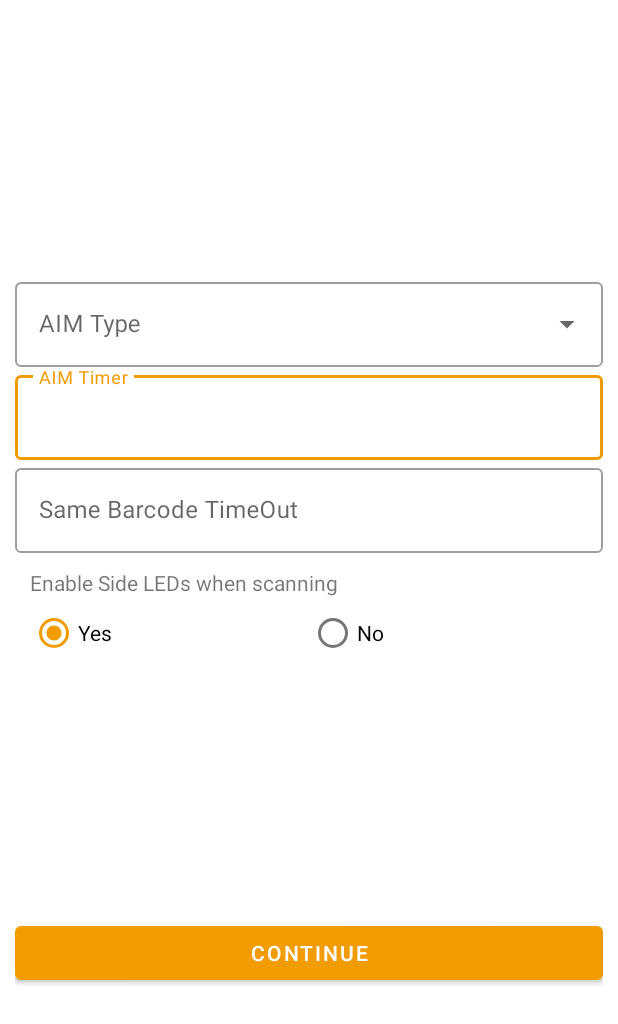
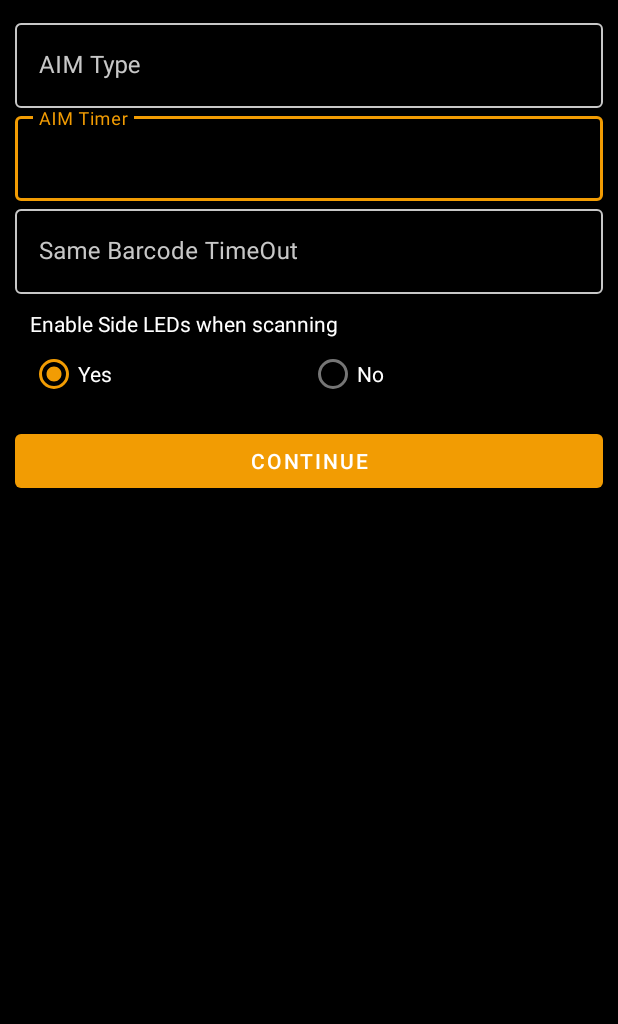
Before and after one commit to ZebraDevs/kotlin-ws50-parcels-demo, an Android app: the SettingsActivity screen opened directly, with no data from a screen before it, on a phone screen of 412 x 824 dp. Shown: the top 1024 px of the screen. Run offline under Robolectric (Android 15) with nearby library versions, the phone set to English and light mode, and no system bars.

Commit message:
Use only the layouts for the WS50
Signed-off-by: Calin Neamtu <nilac8991@gmail.com>

```diff
--- a/app/src/main/res/layout-small/activity_settings.xml
+++ /dev/null
@@ -1,133 +0,0 @@
-<?xml version="1.0" encoding="utf-8"?>
-<FrameLayout xmlns:android="http://schemas.android.com/apk/res/android"
-    xmlns:app="http://schemas.android.com/apk/res-auto"
-    xmlns:tools="http://schemas.android.com/tools"
-    android:layout_width="match_parent"
-    android:layout_height="match_parent"
-    android:background="@color/black"
-    android:padding="10dp">
-
-    <ScrollView
-        android:layout_width="match_parent"
-        android:layout_height="match_parent">
-
-        <LinearLayout
-            android:layout_width="match_parent"
-            android:layout_height="wrap_content"
-            android:orientation="vertical">
-
-            <com.google.android.material.textfield.TextInputLayout
-                android:id="@+id/input_aim_type_layout"
-                style="@style/Widget.MaterialComponents.TextInputLayout.OutlinedBox.ExposedDropdownMenu"
-                android:layout_width="match_parent"
-                android:layout_height="wrap_content"
-                android:hint="@string/setting_aim_type"
-                android:textColorHint="@color/light_gray"
-                app:boxBackgroundColor="@android:color/transparent"
-                app:boxStrokeColor="@color/textinput_stroke_background_color">
-
-                <AutoCompleteTextView
-                    android:id="@+id/input_aim_type"
-                    android:layout_width="match_parent"
-                    android:layout_height="wrap_content"
-                    android:focusableInTouchMode="false"
-                    android:textColor="@color/white" />
-            </com.google.android.material.textfield.TextInputLayout>
-
-            <com.google.android.material.textfield.TextInputLayout
-                android:id="@+id/input_aim_timer_layout"
-                style="@style/Widget.MaterialComponents.TextInputLayout.OutlinedBox"
-                android:layout_width="match_parent"
-                android:layout_height="wrap_content"
-                android:hint="@string/setting_aim_timer_timeout"
-                android:textColorHint="@color/light_gray"
-                app:boxBackgroundColor="@android:color/transparent"
-                app:boxStrokeColor="@color/textinput_stroke_background_color">
-
-                <EditText
-                    android:id="@+id/input_aim_timer"
-                    android:layout_width="match_parent"
-                    android:layout_height="wrap_content"
-                    android:inputType="number"
-                    android:textColor="@color/white" />
-            </com.google.android.material.textfield.TextInputLayout>
-
-            <com.google.android.material.textfield.TextInputLayout
-                android:id="@+id/input_same_barcode_timeout_layout"
-                style="@style/Widget.MaterialComponents.TextInputLayout.OutlinedBox"
-                android:layout_width="match_parent"
-                android:layout_height="wrap_content"
-                android:hint="@string/setting_aim_same_barcode_timeout"
-                android:textColorHint="@color/light_gray"
-                app:boxBackgroundColor="@android:color/transparent"
-                app:boxStrokeColor="@color/textinput_stroke_background_color">
-
-                <EditText
-                    android:id="@+id/input_same_barcode_timeout"
-                    android:layout_width="match_parent"
-                    android:layout_height="wrap_content"
-                    android:inputType="number"
-                    android:textColor="@color/white" />
-            </com.google.android.material.textfield.TextInputLayout>
-
-            <LinearLayout
-                android:id="@+id/enable_led_chk_container"
-                android:layout_width="match_parent"
-                android:layout_height="wrap_content"
-                android:orientation="vertical"
-                android:padding="10dp"
-                app:layout_constraintBottom_toBottomOf="parent"
-                app:layout_constraintStart_toStartOf="parent"
-                app:layout_constraintTop_toTopOf="parent">
-
-                <TextView
-                    android:layout_width="match_parent"
-                    android:layout_height="wrap_content"
-                    android:gravity="center_vertical"
-                    android:text="@string/setting_enable_led_on_scanning"
-                    android:textColor="@color/white"
-                    android:textSize="14sp" />
-
-                <RadioGroup
-                    android:id="@+id/use_leds_radio_group"
-                    android:layout_width="match_parent"
-                    android:layout_height="wrap_content"
-                    android:orientation="horizontal">
-
-                    <com.google.android.material.radiobutton.MaterialRadioButton
-                        android:id="@+id/use_leds_choice_yes_radio"
-                        android:layout_width="0dp"
-                        android:layout_height="wrap_content"
-                        android:layout_weight="1"
-                        android:background="@null"
-                        android:checked="true"
-                        android:text="Yes"
-                        android:textColor="@color/white"
-                        android:textSize="14sp" />
-
-                    <com.google.android.material.radiobutton.MaterialRadioButton
-                        android:id="@+id/use_leds_choice_no_radio"
-                        android:layout_width="0dp"
-                        android:layout_height="wrap_content"
-                        android:layout_weight="1"
-                        android:background="@null"
-                        android:text="No"
-                        android:textColor="@color/white"
-                        android:textSize="14sp" />
-                </RadioGroup>
-
-            </LinearLayout>
-
-            <Button
-                android:id="@+id/continue_button"
-                android:layout_width="match_parent"
-                android:layout_height="wrap_content"
-                android:text="Continue"
-                app:layout_constraintBottom_toBottomOf="parent"
-                app:layout_constraintTop_toBottomOf="@+id/enable_led_chk_container"
-                tools:layout_editor_absoluteX="10dp" />
-
-        </LinearLayout>
-
-    </ScrollView>
-</FrameLayout>
--- a/app/src/main/res/layout/activity_settings.xml
+++ b/app/src/main/res/layout/activity_settings.xml
@@ -1,10 +1,20 @@
 <?xml version="1.0" encoding="utf-8"?>
-<androidx.constraintlayout.widget.ConstraintLayout xmlns:android="http://schemas.android.com/apk/res/android"
+<FrameLayout xmlns:android="http://schemas.android.com/apk/res/android"
     xmlns:app="http://schemas.android.com/apk/res-auto"
     xmlns:tools="http://schemas.android.com/tools"
     android:layout_width="match_parent"
     android:layout_height="match_parent"
+    android:background="@color/black"
     android:padding="10dp">
+
+    <ScrollView
+        android:layout_width="match_parent"
+        android:layout_height="match_parent">
+
+        <LinearLayout
+            android:layout_width="match_parent"
+            android:layout_height="wrap_content"
+            android:orientation="vertical">
 
             <com.google.android.material.textfield.TextInputLayout
                 android:id="@+id/input_aim_type_layout"
@@ -12,16 +22,16 @@
                 android:layout_width="match_parent"
                 android:layout_height="wrap_content"
                 android:hint="@string/setting_aim_type"
+                android:textColorHint="@color/light_gray"
                 app:boxBackgroundColor="@android:color/transparent"
-        app:layout_constraintBottom_toTopOf="@id/input_aim_timer_layout"
-        app:layout_constraintEnd_toEndOf="parent"
-        app:layout_constraintStart_toStartOf="parent">
+                app:boxStrokeColor="@color/textinput_stroke_background_color">
 
                 <AutoCompleteTextView
                     android:id="@+id/input_aim_type"
                     android:layout_width="match_parent"
                     android:layout_height="wrap_content"
-            android:focusableInTouchMode="false" />
+                    android:focusableInTouchMode="false"
+                    android:textColor="@color/white" />
             </com.google.android.material.textfield.TextInputLayout>
 
             <com.google.android.material.textfield.TextInputLayout
@@ -30,16 +40,16 @@
                 android:layout_width="match_parent"
                 android:layout_height="wrap_content"
                 android:hint="@string/setting_aim_timer_timeout"
+                android:textColorHint="@color/light_gray"
                 app:boxBackgroundColor="@android:color/transparent"
-        app:layout_constraintBottom_toTopOf="@+id/input_same_barcode_timeout_layout"
-        app:layout_constraintEnd_toEndOf="parent"
-        app:layout_constraintStart_toStartOf="parent">
+                app:boxStrokeColor="@color/textinput_stroke_background_color">
 
                 <EditText
                     android:id="@+id/input_aim_timer"
                     android:layout_width="match_parent"
                     android:layout_height="wrap_content"
-            android:inputType="number" />
+                    android:inputType="number"
+                    android:textColor="@color/white" />
             </com.google.android.material.textfield.TextInputLayout>
 
             <com.google.android.material.textfield.TextInputLayout
@@ -48,16 +58,16 @@
                 android:layout_width="match_parent"
                 android:layout_height="wrap_content"
                 android:hint="@string/setting_aim_same_barcode_timeout"
+                android:textColorHint="@color/light_gray"
                 app:boxBackgroundColor="@android:color/transparent"
-        app:layout_constraintBottom_toTopOf="@+id/enable_led_chk_container"
-        app:layout_constraintEnd_toEndOf="parent"
-        app:layout_constraintStart_toStartOf="parent">
+                app:boxStrokeColor="@color/textinput_stroke_background_color">
 
                 <EditText
                     android:id="@+id/input_same_barcode_timeout"
                     android:layout_width="match_parent"
                     android:layout_height="wrap_content"
-            android:inputType="number" />
+                    android:inputType="number"
+                    android:textColor="@color/white" />
             </com.google.android.material.textfield.TextInputLayout>
 
             <LinearLayout
@@ -75,6 +85,7 @@
                     android:layout_height="wrap_content"
                     android:gravity="center_vertical"
                     android:text="@string/setting_enable_led_on_scanning"
+                    android:textColor="@color/white"
                     android:textSize="14sp" />
 
                 <RadioGroup
@@ -91,6 +102,7 @@
                         android:background="@null"
                         android:checked="true"
                         android:text="Yes"
+                        android:textColor="@color/white"
                         android:textSize="14sp" />
 
                     <com.google.android.material.radiobutton.MaterialRadioButton
@@ -100,6 +112,7 @@
                         android:layout_weight="1"
                         android:background="@null"
                         android:text="No"
+                        android:textColor="@color/white"
                         android:textSize="14sp" />
                 </RadioGroup>
 
@@ -114,4 +127,7 @@
                 app:layout_constraintTop_toBottomOf="@+id/enable_led_chk_container"
                 tools:layout_editor_absoluteX="10dp" />
 
-</androidx.constraintlayout.widget.ConstraintLayout>
+        </LinearLayout>
+
+    </ScrollView>
+</FrameLayout>
--- a/app/src/main/res/layout/dialog_error.xml
+++ b/app/src/main/res/layout/dialog_error.xml
@@ -10,10 +10,9 @@
 
     <ImageView
         android:id="@+id/error_image"
-        android:layout_width="100dp"
-        android:layout_height="100dp"
+        android:layout_width="70dp"
+        android:layout_height="70dp"
         android:src="@drawable/ic_generic_error"
-        app:layout_constraintBottom_toBottomOf="parent"
         app:layout_constraintEnd_toEndOf="parent"
         app:layout_constraintStart_toStartOf="parent"
         app:layout_constraintTop_toTopOf="parent" />
@@ -26,6 +25,7 @@
         android:gravity="center"
         android:textColor="@color/white"
         android:textSize="16sp"
+        android:textStyle="bold"
         app:layout_constraintTop_toBottomOf="@id/error_image"
         tools:text="Checking EMDK..." />
 
--- a/app/src/main/res/layout/dialog_success.xml
+++ b/app/src/main/res/layout/dialog_success.xml
@@ -9,8 +9,8 @@
     android:padding="10dp">
 
     <ImageView
-        android:layout_width="100dp"
-        android:layout_height="100dp"
+        android:layout_width="70dp"
+        android:layout_height="70dp"
         android:src="@drawable/ic_generic_check"
         app:layout_constraintBottom_toBottomOf="parent"
         app:layout_constraintEnd_toEndOf="parent"
```
Also changed, not shown: app/src/main/res/layout-small/activity_init.xml (deleted, +0 -49 lines), app/src/main/res/layout-small/activity_main.xml (deleted, +0 -22 lines), app/src/main/res/layout-small/dialog_error.xml (deleted, +0 -32 lines), app/src/main/res/layout-small/dialog_success.xml (deleted, +0 -20 lines), app/src/main/res/layout/activity_init.xml (+8 -6 lines). Lines whose indentation alone changed are shown as unchanged.
